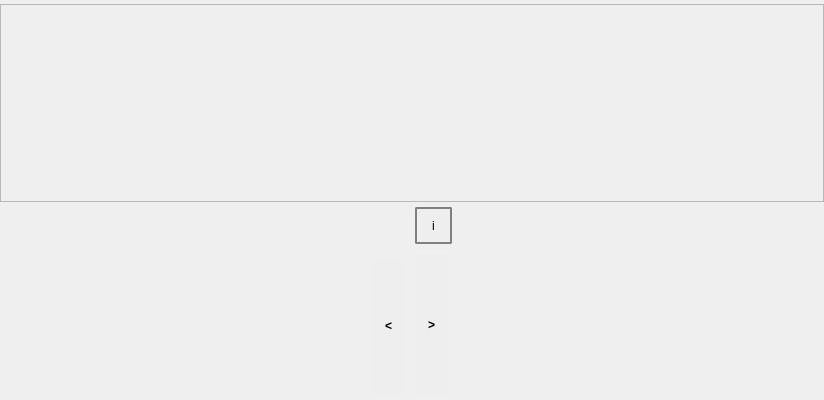
This is fim/gui/fim_dockwidget_base.ui in b-lack/qgis-fim-plugin as Qt 5 draws it before an edit. The edited form follows.
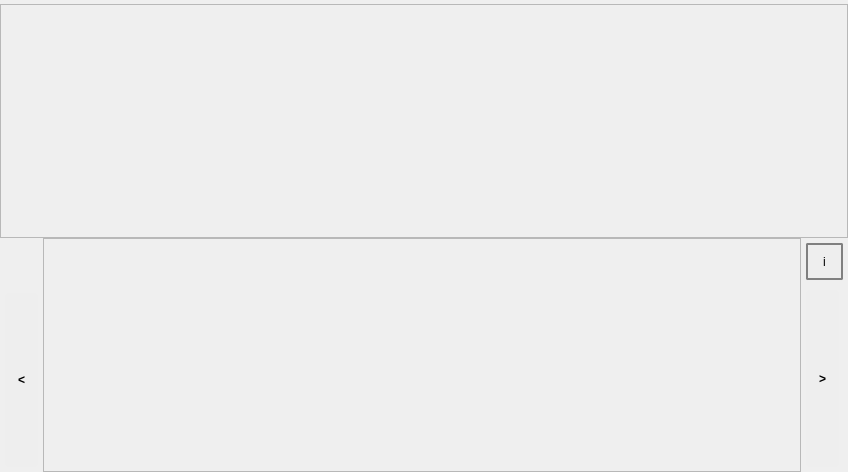
This is the edited form.

Diff of the .ui file:
```diff
--- a/fim/gui/fim_dockwidget_base.ui
+++ b/fim/gui/fim_dockwidget_base.ui
@@ -6,8 +6,8 @@
    <rect>
     <x>0</x>
     <y>0</y>
-    <width>824</width>
-    <height>400</height>
+    <width>848</width>
+    <height>472</height>
    </rect>
   </property>
   <property name="sizePolicy">
@@ -19,7 +19,7 @@
   <property name="minimumSize">
    <size>
     <width>600</width>
-    <height>100</height>
+    <height>195</height>
    </size>
   </property>
   <property name="maximumSize">
@@ -170,8 +170,8 @@
         <rect>
          <x>0</x>
          <y>0</y>
-         <width>822</width>
-         <height>186</height>
+         <width>846</width>
+         <height>222</height>
         </rect>
        </property>
        <property name="sizePolicy">
@@ -236,6 +236,9 @@
        </property>
        <item row="0" column="0">
         <layout class="QHBoxLayout" name="horizontalLayout">
+         <property name="spacing">
+          <number>0</number>
+         </property>
          <item>
           <layout class="QVBoxLayout" name="verticalLayout_4">
            <property name="topMargin">
@@ -277,11 +280,45 @@
           </layout>
          </item>
          <item>
-          <layout class="QGridLayout" name="lfbVwmLayout">
-           <property name="topMargin">
-            <number>5</number>
+          <widget class="QScrollArea" name="scrollArea">
+           <property name="styleSheet">
+            <string notr="true"/>
            </property>
-          </layout>
+           <property name="widgetResizable">
+            <bool>true</bool>
+           </property>
+           <widget class="QWidget" name="scrollAreaWidgetContents_3">
+            <property name="geometry">
+             <rect>
+              <x>0</x>
+              <y>0</y>
+              <width>750</width>
+              <height>219</height>
+             </rect>
+            </property>
+            <property name="styleSheet">
+             <string notr="true"/>
+            </property>
+            <layout class="QGridLayout" name="gridLayout">
+             <property name="leftMargin">
+              <number>0</number>
+             </property>
+             <property name="rightMargin">
+              <number>0</number>
+             </property>
+             <property name="bottomMargin">
+              <number>0</number>
+             </property>
+             <item row="0" column="0">
+              <layout class="QGridLayout" name="lfbVwmLayout">
+               <property name="topMargin">
+                <number>0</number>
+               </property>
+              </layout>
+             </item>
+            </layout>
+           </widget>
+          </widget>
          </item>
          <item>
           <layout class="QVBoxLayout" name="verticalLayout_3">
```
